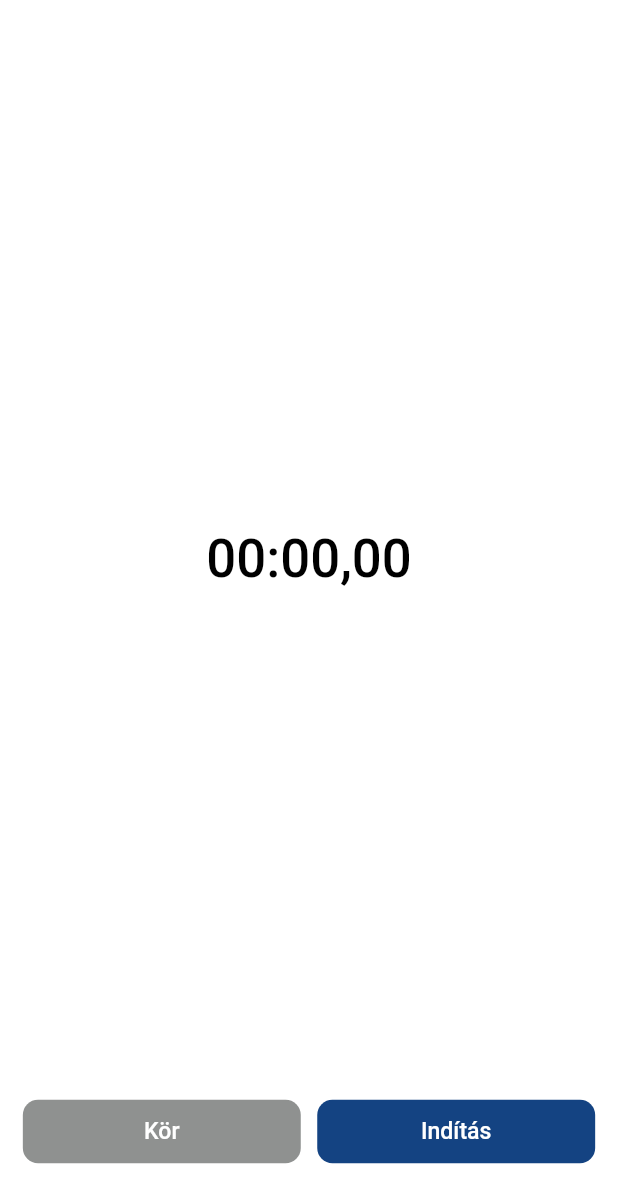
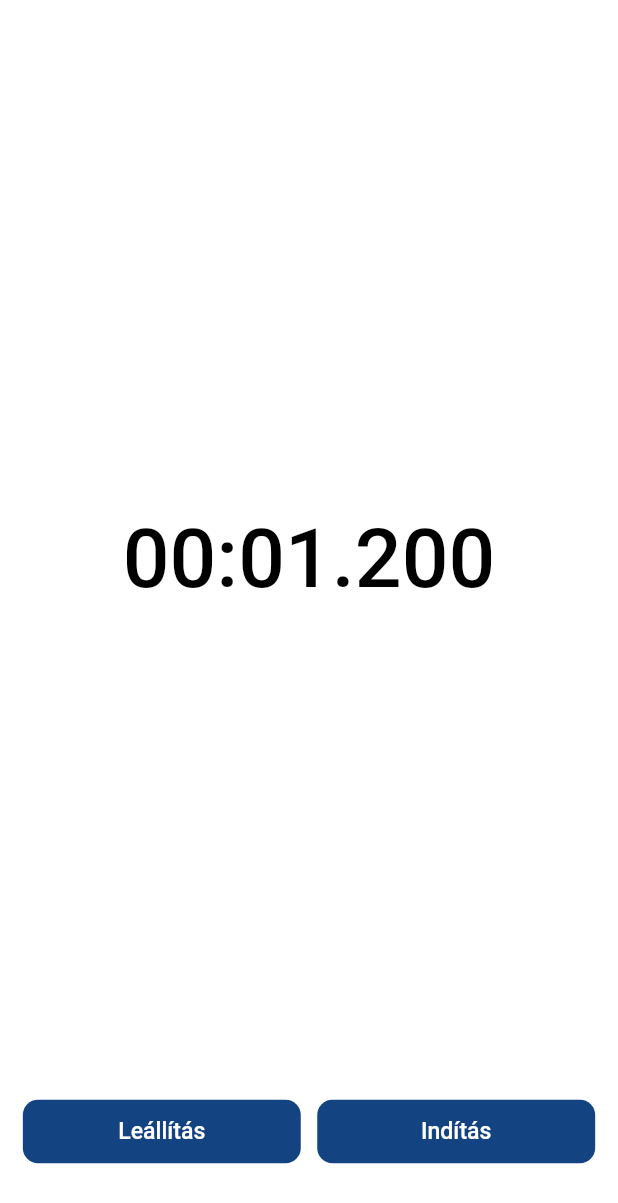
Before and after one commit to szunyogh/stopwatch, a Flutter app: the screen it shows after launch, after a tap on "Indítás", on a phone screen of 412 x 824 dp. Shown: the top 1203 px of the screen. Run offline on Flutter 3.47's test engine with Material 3 defaults, Android fonts, the phone set to English and light mode, and no system bars; our stand-ins replace auto_route, flutter_riverpod, flutter_screenutil, freezed_annotation, logger.

Commit message:
feat: add elapsed time formatting and enhance home logic with timer functionality

```diff
--- /dev/null
+++ b/lib/core/duration_extension.dart
@@ -0,0 +1,13 @@
+extension DurationElapsedFormatter on Duration {
+  String toElapsedTime() {
+    final minutes = inMinutes;
+    final seconds = inSeconds % 60;
+    final milliseconds = inMilliseconds % 1000;
+
+    final mm = minutes.toString().padLeft(2, '0');
+    final ss = seconds.toString().padLeft(2, '0');
+    final mmm = milliseconds.toString().padLeft(3, '0');
+
+    return '$mm:$ss.$mmm';
+  }
+}
--- a/lib/logic/home/home_logic.dart
+++ b/lib/logic/home/home_logic.dart
@@ -1,21 +1,63 @@
+import 'dart:async';
+
 import 'package:flutter_riverpod/flutter_riverpod.dart';
 import 'package:stopwatch/logic/base.dart';
 import 'package:stopwatch/logic/home/home_state.dart';
 
-final homeLogic = NotifierProvider<HomeLogic, HomeState>(HomeLogic.new);
+final homeLogic = NotifierProvider.autoDispose<HomeLogic, HomeState>(HomeLogic.new);
 
 class HomeLogic extends BaseLogic<HomeState> {
   @override
-  HomeState build() => HomeState();
+  HomeState build() {
+    ref.onDispose(() {
+      _timer?.cancel();
+      _timer = null;
+      logger.i('[HomeLogic] disposed');
+    });
+
+    return const HomeState();
+  }
+
+  Timer? _timer;
 
   @override
-  Future<void> initialize() async => await _init();
+  Future<void> initialize() async {}
 
-  Future<void> _init() async {
+  Future<void> start() async {
     try {
-      //
+      logger.i('[HomeLogic] Start');
+
+      if (_timer?.isActive ?? false) return;
+
+      logger.i('[HomeLogic] timer started');
+
+      _timer ??= Timer.periodic(const Duration(milliseconds: 1), (timer) {
+        final newTime = state.time + const Duration(milliseconds: 1);
+        state = state.copyWith(time: newTime);
+      });
+
+      state = state.copyWith(isRunning: _timer?.isActive ?? false);
     } catch (e, stack) {
-      logger.e('[HomeLogic] initialize', error: e, stackTrace: stack);
+      logger.e('[HomeLogic] Start', error: e, stackTrace: stack);
+    }
+  }
+
+  Future<void> stop() async {
+    try {
+      logger.i('[HomeLogic] Stop');
+      _timer?.cancel();
+      state = state.copyWith(isRunning: _timer?.isActive ?? false);
+      _timer = null;
+    } catch (e, stack) {
+      logger.e('[HomeLogic] Stop', error: e, stackTrace: stack);
+    }
+  }
+
+  Future<void> reset() async {
+    try {
+      state = state.copyWith(time: Duration.zero);
+    } catch (e, stack) {
+      logger.e('[HomeLogic] reset', error: e, stackTrace: stack);
     }
   }
 }
--- a/lib/logic/home/home_state.dart
+++ b/lib/logic/home/home_state.dart
@@ -6,6 +6,7 @@ part 'home_state.freezed.dart';
 abstract class HomeState with _$HomeState {
   const HomeState._();
   const factory HomeState({
-    @Default(0.0) double time,
+    @Default(Duration.zero) Duration time,
+    @Default(false) bool isRunning,
   }) = _HomeState;
 }
--- a/lib/logic/logger.dart
+++ b/lib/logic/logger.dart
@@ -7,7 +7,7 @@ final loggerProvider = Provider((ref) {
     output: null,
     printer: HybridPrinter(
       SimplePrinter(colors: false, printTime: true),
-      info: PrettyPrinter(colors: false),
+      info: PrettyPrinter(colors: false, methodCount: 0),
       warning: PrettyPrinter(colors: false),
       error: PrettyPrinter(colors: false),
     ),
--- a/lib/ui/page/home.dart
+++ b/lib/ui/page/home.dart
@@ -2,6 +2,8 @@ import 'package:auto_route/auto_route.dart';
 import 'package:flutter/material.dart';
 import 'package:flutter_riverpod/flutter_riverpod.dart';
 import 'package:flutter_screenutil/flutter_screenutil.dart';
+import 'package:stopwatch/core/duration_extension.dart';
+import 'package:stopwatch/logic/home/home_logic.dart';
 
 @RoutePage()
 class HomePage extends ConsumerStatefulWidget {
@@ -11,8 +13,18 @@ class HomePage extends ConsumerStatefulWidget {
 }
 
 class _HomePageState extends ConsumerState<HomePage> {
+  late HomeLogic logic;
+
+  @override
+  void initState() {
+    super.initState();
+    logic = ref.read(homeLogic.notifier);
+  }
+
   @override
   Widget build(BuildContext context) {
+    final time = ref.watch(homeLogic.select((value) => value.time));
+    final isRunning = ref.watch(homeLogic.select((value) => value.isRunning));
     return Scaffold(
       body: Padding(
         padding: const EdgeInsets.all(15.0).r,
@@ -20,21 +32,21 @@ class _HomePageState extends ConsumerState<HomePage> {
           children: [
             Expanded(
               child: Center(
-                child: Text('00:00,00', style: Theme.of(context).textTheme.headlineLarge),
+                child: Text(time.toElapsedTime(), style: Theme.of(context).textTheme.headlineLarge),
               ),
             ),
             Row(
               children: [
                 Expanded(
                   child: TextButton(
-                    onPressed: null,
-                    child: const Text('Kör'),
+                    onPressed: isRunning ? () => logic.stop() : null,
+                    child: const Text('Leállítás'),
                   ),
                 ),
                 SizedBox(width: 10.w),
                 Expanded(
                   child: TextButton(
-                    onPressed: () {},
+                    onPressed: () => logic.start(),
                     child: const Text('Indítás'),
                   ),
                 ),
--- a/lib/ui/theme/dark_theme.dart
+++ b/lib/ui/theme/dark_theme.dart
@@ -20,7 +20,7 @@ final appDarkTheme = ThemeData(brightness: Brightness.dark).copyWith(
     bodyLarge: TextStyle(color: white, fontSize: 16.sp, fontWeight: FontWeight.w500),
     bodyMedium: TextStyle(color: white, fontSize: 16.sp, fontWeight: FontWeight.w500),
     bodySmall: TextStyle(color: white, fontSize: 12.sp, fontWeight: FontWeight.w400),
-    headlineLarge: TextStyle(color: white, fontSize: 32.sp, fontWeight: FontWeight.w500),
+    headlineLarge: TextStyle(color: white, fontSize: 50.sp, fontWeight: FontWeight.w500),
     headlineSmall: TextStyle(color: white, fontSize: 18.sp, fontWeight: FontWeight.w700),
     headlineMedium: TextStyle(color: white, fontSize: 24.sp, fontWeight: FontWeight.w500),
   ),
--- a/lib/ui/theme/light_theme.dart
+++ b/lib/ui/theme/light_theme.dart
@@ -20,7 +20,7 @@ final appLightTheme = ThemeData(brightness: Brightness.light).copyWith(
     bodyLarge: TextStyle(color: black3, fontSize: 16.sp, fontWeight: FontWeight.w500),
     bodyMedium: TextStyle(color: black3, fontSize: 16.sp, fontWeight: FontWeight.w500),
     bodySmall: TextStyle(color: black400, fontSize: 12.sp, fontWeight: FontWeight.w400),
-    headlineLarge: TextStyle(color: black, fontSize: 32.sp, fontWeight: FontWeight.w500),
+    headlineLarge: TextStyle(color: black, fontSize: 50.sp, fontWeight: FontWeight.w500),
     headlineMedium: TextStyle(color: black, fontSize: 24.sp, fontWeight: FontWeight.w500),
     headlineSmall: TextStyle(color: black, fontSize: 18.sp, fontWeight: FontWeight.w700),
   ),
```
Also changed, not shown: lib/logic/home/home_state.freezed.dart.
